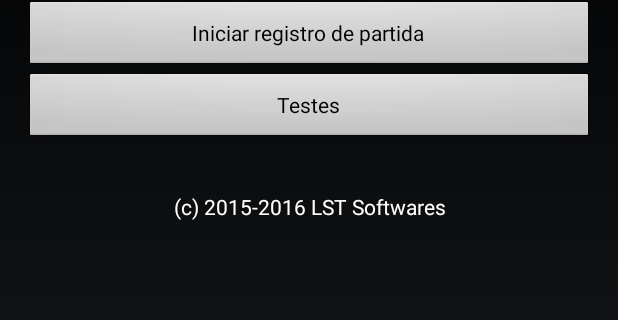
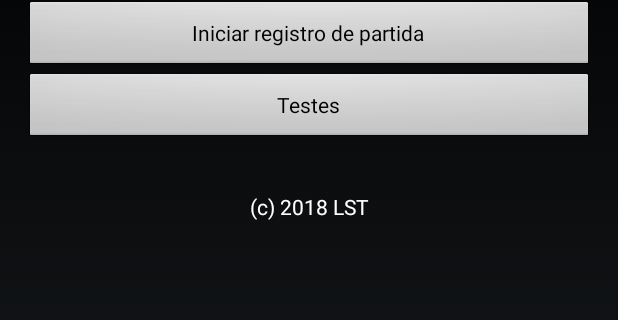
Before and after one commit to leonardost/kifu-recorder, an Android app: the screen it shows after launch (TelaInicialActivity), on a phone screen of 412 x 824 dp, the part 181-501 px from its top. Run offline under Robolectric (Android 15) with nearby library versions, the phone set to English and light mode, and no system bars.

Commit message:
Remove código comentado e altera copyright na tela inicial

```diff
--- a/app/src/main/java/br/edu/ifspsaocarlos/sdm/kifurecorder/TelaInicialActivity.java
+++ b/app/src/main/java/br/edu/ifspsaocarlos/sdm/kifurecorder/TelaInicialActivity.java
@@ -35,25 +35,4 @@ public class TelaInicialActivity extends Activity implements View.OnClickListene
         }
     }
 
-    /*@Override
-    public boolean onCreateOptionsMenu(Menu menu) {
-        // Inflate the menu; this adds items to the action bar if it is present.
-        getMenuInflater().inflate(R.menu.menu_tela_inicial, menu);
-        return true;
-    }*/
-
-    /*@Override
-    public boolean onOptionsItemSelected(MenuItem item) {
-        // Handle action bar item clicks here. The action bar will
-        // automatically handle clicks on the Home/Up button, so long
-        // as you specify a parent activity in AndroidManifest.xml.
-        int id = item.getItemId();
-
-        //noinspection SimplifiableIfStatement
-        if (id == R.id.action_settings) {
-            return true;
-        }
-
-        return super.onOptionsItemSelected(item);
-    }*/
 }
--- a/app/src/main/res/values/strings.xml
+++ b/app/src/main/res/values/strings.xml
@@ -1,7 +1,7 @@
 <resources>
     <string name="app_name">Kifu Recorder</string>
     <string name="nome">Kifu-recorder</string>
-    <string name="versao">0.2</string>
+    <string name="versao">1.1.0</string>
 
     <string name="title_activity_tela_inicial">TelaInicialActivity</string>
     <string name="title_activity_informacoes_da_partida">InformacoesDaPartidaActivity</string>
@@ -12,7 +12,7 @@
     <string name="btn_iniciar_registro">Iniciar registro de partida</string>
     <string name="btn_testes">Testes</string>
     <string name="btn_ajuda">Ajuda</string>
-    <string name="lbl_copyright">(c) 2015-2016 LST Softwares</string>
+    <string name="lbl_copyright">(c) 2018 LST</string>
 
     <string name="lbl_jogador_pretas">Jogador de pretas</string>
     <string name="lbl_jogador_brancas">Jogador de brancas</string>
@@ -37,5 +37,4 @@
 
     <string name="sim">Sim</string>
     <string name="nao">Não</string>
-
 </resources>
```
